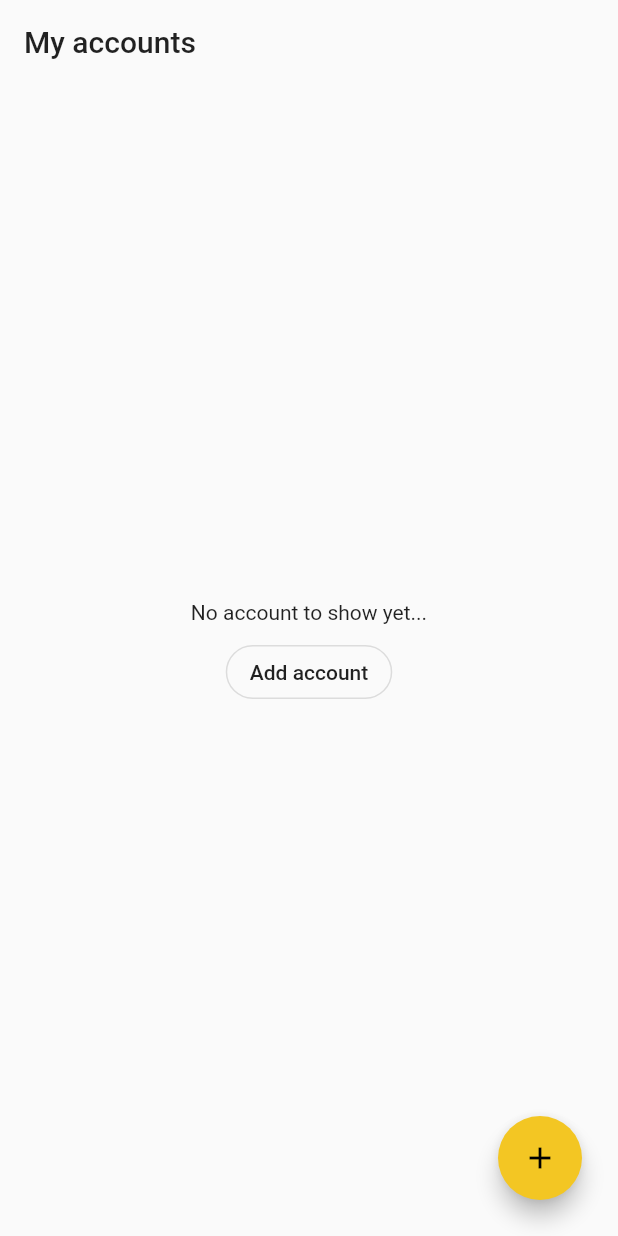
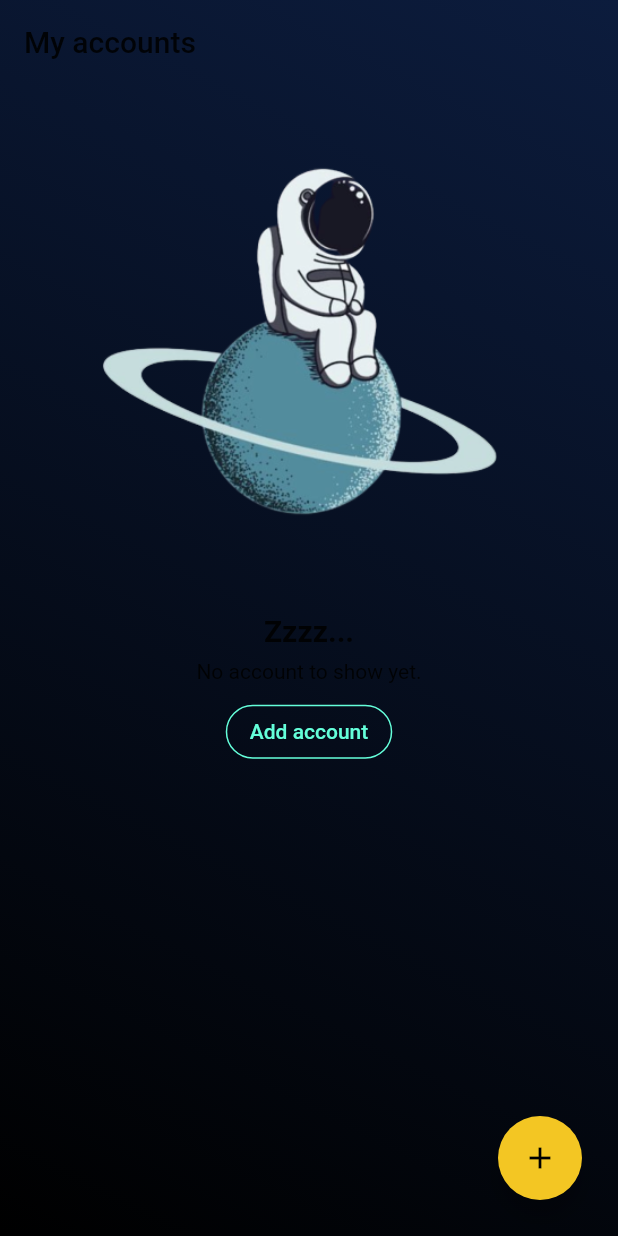
Before and after one commit to diegoalvis/Key-Keeper, a Flutter app: the screen it shows after launch, on a phone screen of 412 x 824 dp. Run offline on Flutter 3.47's test engine with Material 2 defaults, Android fonts, the light colour scheme and no system bars; our stand-ins replace shared_preferences.

Commit message:
Add theme colors and empty state illustration

```diff
--- a/lib/account_list_page.dart
+++ b/lib/account_list_page.dart
@@ -26,9 +26,10 @@ class _AccountListPageState extends State<AccountListPage> {
       appBar: AppBar(elevation: 0, backgroundColor: Colors.transparent, title: Text("My accounts")),
       body: accountList == null || accountList.isEmpty
           ? buildEmptyStateWidget(context)
-          : Padding(
+          : Container(
               padding: const EdgeInsets.all(8.0),
               child: ListView.builder(
+                itemCount: accountList.length,
                 itemBuilder: (BuildContext context, int index) {
                   return Card(
                     shape: RoundedRectangleBorder(borderRadius: BorderRadius.circular(15)),
@@ -46,8 +47,6 @@ class _AccountListPageState extends State<AccountListPage> {
                     ),
                   );
                 },
-//              separatorBuilder: (BuildContext context, int index) => SizedBox(height: 16.0),
-                itemCount: accountList.length,
               ),
             ),
       floatingActionButton: Padding(
@@ -61,21 +60,24 @@ class _AccountListPageState extends State<AccountListPage> {
   }
 
   Widget buildEmptyStateWidget(BuildContext context) {
-    return Center(
-        child: Column(
-      mainAxisAlignment: MainAxisAlignment.center,
+    return Column(
       children: <Widget>[
-        Text("No account to show yet..."),
+        Image(image: AssetImage('images/image.png')),
+        Padding(padding: const EdgeInsets.all(8.0), child: Text("Zzzz...", style: TextStyle(fontSize: 20, fontWeight: FontWeight.bold))),
+        Text("No account to show yet."),
         Padding(
           padding: const EdgeInsets.all(8.0),
           child: OutlineButton(
+            padding: const EdgeInsets.symmetric(horizontal: 16.0),
+            borderSide: BorderSide(color: Colors.tealAccent),
             shape: RoundedRectangleBorder(borderRadius: BorderRadius.circular(50)),
+            textColor: Colors.tealAccent,
             child: Text("Add account"),
             onPressed: () => showAddAccountModal(context),
           ),
         ),
       ],
-    ));
+    );
   }
 
   void showDeleteAccountModal(BuildContext context, int index) {
@@ -84,7 +86,7 @@ class _AccountListPageState extends State<AccountListPage> {
         builder: (context) {
           return AlertDialog(
             actionsPadding: const EdgeInsets.symmetric(horizontal: 8.0),
-            shape: RoundedRectangleBorder(borderRadius: BorderRadius.circular(30)),
+            shape: RoundedRectangleBorder(borderRadius: BorderRadius.circular(20)),
             title: Text('Delete Account'),
             content: Text('You will not longer able to restore the info...'),
             actions: <Widget>[
@@ -94,12 +96,13 @@ class _AccountListPageState extends State<AccountListPage> {
                   loadAccountList();
                   Navigator.pop(context);
                 },
+                padding: const EdgeInsets.symmetric(horizontal: 24.0),
                 shape: RoundedRectangleBorder(borderRadius: BorderRadius.circular(30)),
                 child: Text("Delete anyway"),
               ),
               RaisedButton(
                 onPressed: () => Navigator.pop(context),
-                padding: const EdgeInsets.symmetric(horizontal: 32.0),
+                padding: const EdgeInsets.symmetric(horizontal: 24.0),
                 shape: RoundedRectangleBorder(borderRadius: BorderRadius.circular(30)),
                 child: Text("Cancel"),
               ),
--- a/lib/main.dart
+++ b/lib/main.dart
@@ -9,22 +9,37 @@ class MyApp extends StatelessWidget {
   // This widget is the root of your application.
   @override
   Widget build(BuildContext context) {
-    return MaterialApp(
+    return Container(
+      decoration: BoxDecoration(
+        gradient: LinearGradient(
+          begin: Alignment.topRight,
+          end: Alignment.bottomLeft,
+          colors: [Color(0xFF0C1C3D),  Colors.black],
+        ),
+      ),
+      child: MaterialApp(
         title: 'Key Keeper',
         darkTheme: ThemeData.dark().copyWith(
-        buttonColor: Colors.blue,
-        accentColor: Colors.blue,
+          buttonTheme: ButtonThemeData(buttonColor: Colors.teal),
+          accentColor: Colors.tealAccent,
           primaryColorDark: Colors.blue,
+          scaffoldBackgroundColor: Colors.transparent,
           primaryColor: Colors.blue,
+          dividerColor: Colors.transparent,
+          cardColor: Color(0xFF0C1C3D),
+          dialogBackgroundColor: Color(0xFF0C1C3D),
           indicatorColor: Colors.blue,
           cursorColor: Colors.blue,
         ),
         theme: ThemeData(
+                    scaffoldBackgroundColor: Colors.transparent,
+
         primaryColor: Color(0xfff3c623),
           buttonColor: Colors.blue,
           accentColor: Color(0xfff3c623),
         ),
         home: AccountListPage(),
+      ),
     );
   }
 }
--- a/pubspec.yaml
+++ b/pubspec.yaml
@@ -43,8 +43,8 @@ flutter:
   uses-material-design: true
 
   # To add assets to your application, add an assets section, like this:
-  # assets:
-  #   - images/a_dot_burr.jpeg
+  assets:
+    - images/image.png
   #   - images/a_dot_ham.jpeg
 
   # An image asset can refer to one or more resolution-specific "variants", see
```
Also changed, not shown: images/image.png (added). Lines whose indentation alone changed are shown as unchanged.
